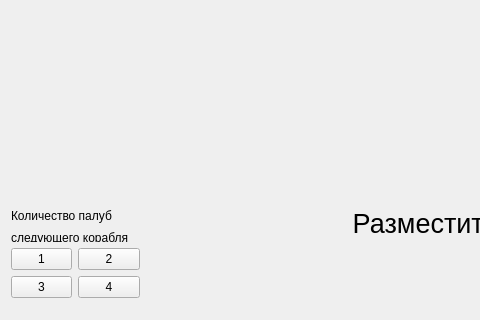
This is mainwindow.ui in NipisAlqizam/SeaBattle as Qt 5 draws it before an edit; both pictures show x 0 to 480 and y 271 to 591 of the 958 by 591 pixel window. The edited form follows.
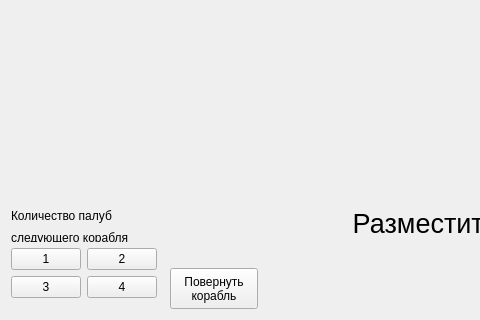
This is the edited form.

Commit message: Добавил кнопку "повернуть корабль".

The edit to the form file:
```diff
--- a/mainwindow.ui
+++ b/mainwindow.ui
@@ -40,7 +40,7 @@
      <rect>
       <x>0</x>
       <y>450</y>
-      <width>151</width>
+      <width>168</width>
       <height>111</height>
      </rect>
     </property>
@@ -82,6 +82,20 @@
      </item>
     </layout>
    </widget>
+   <widget class="QPushButton" name="rotateButton">
+    <property name="geometry">
+     <rect>
+      <x>170</x>
+      <y>520</y>
+      <width>88</width>
+      <height>41</height>
+     </rect>
+    </property>
+    <property name="text">
+     <string>Повернуть
+корабль</string>
+    </property>
+   </widget>
   </widget>
   <widget class="QMenuBar" name="menuBar">
    <property name="geometry">
```
The commit also changes 4 other files.
